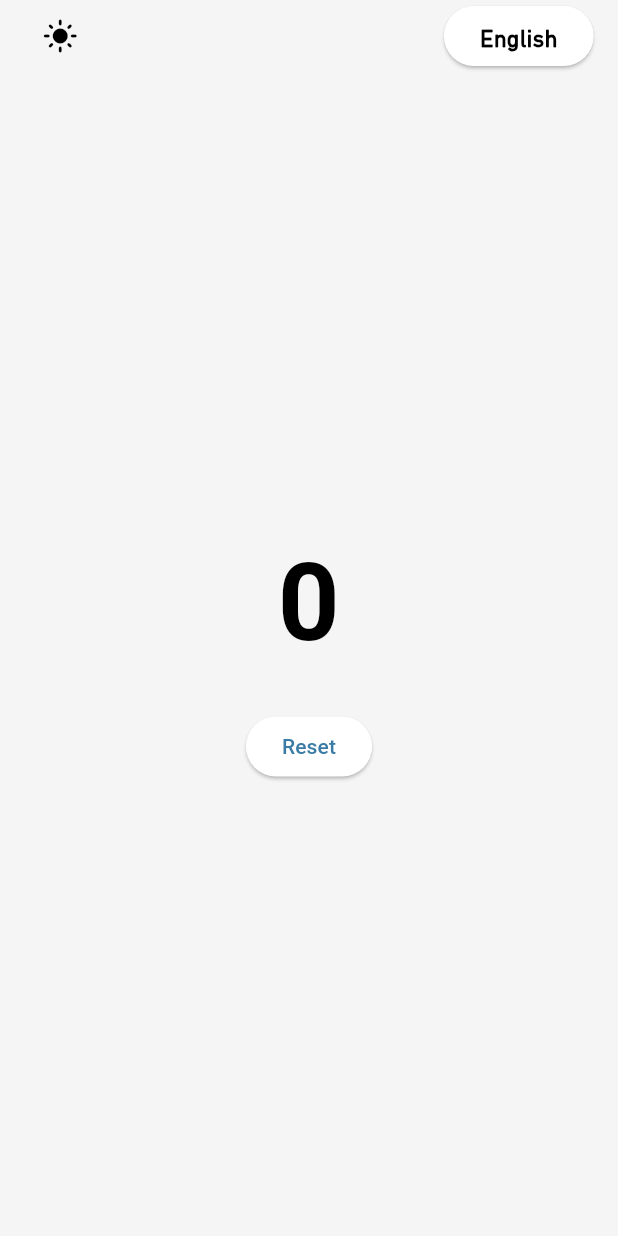
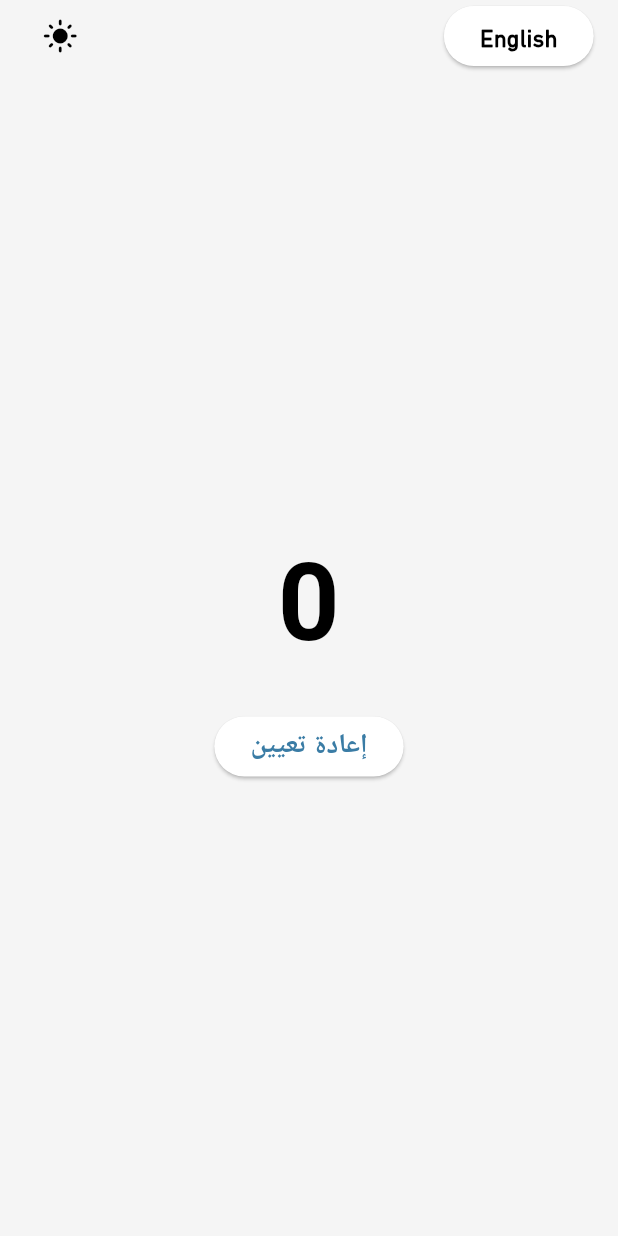
Before and after one commit to KhaledHAnter/saay, a Flutter app: the screen it shows after launch, after a tap on "العربيه", on a phone screen of 412 x 824 dp. Run offline on Flutter 3.47's test engine with Material 3 defaults, Android fonts, the phone set to English and light mode, and no system bars; our stand-ins replace bloc, easy_localization, flutter_bloc, flutter_screenutil, flutter_svg, get_it and 2 more.

Commit message:
change buttion lang

```diff
--- a/lib/features/country/ui/views/country_screen.dart
+++ b/lib/features/country/ui/views/country_screen.dart
@@ -1,7 +1,6 @@
 import 'package:easy_localization/easy_localization.dart';
 import 'package:flutter/material.dart';
 import 'package:flutter_screenutil/flutter_screenutil.dart';
-import 'package:saay/core/global/global.dart';
 import 'package:saay/core/helpers/app_strings.dart';
 import 'package:saay/features/country/ui/widgets/country_headers.dart';
 
@@ -58,7 +57,14 @@ class _CountryScreenState extends State<CountryScreen> {
                         SizedBox(height: 20.h),
                         ElevatedButton(
                           onPressed: _resetCounter,
-                          child: Text(AppStrings.reset.tr()),
+                          child: Text(
+                            AppStrings.reset.tr(),
+                            style: TextStyle(
+                              fontSize: 18,
+                              fontWeight: FontWeight.bold,
+                            ),
+                            key: ValueKey(context.locale.languageCode),
+                          ),
                         ),
                       ],
                     ),
```
